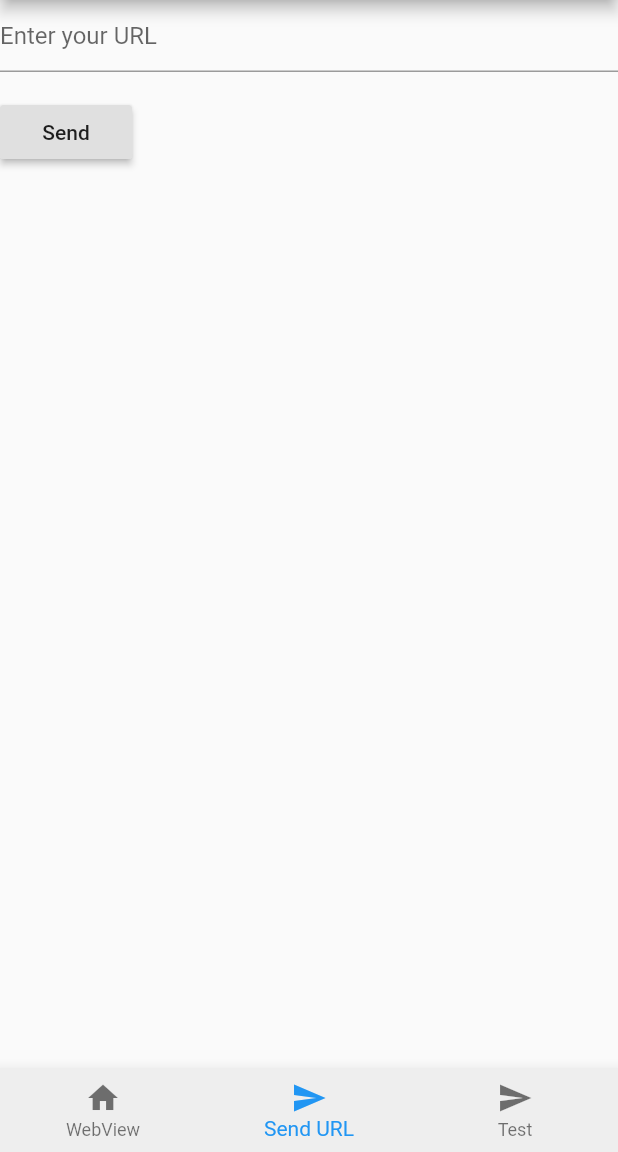
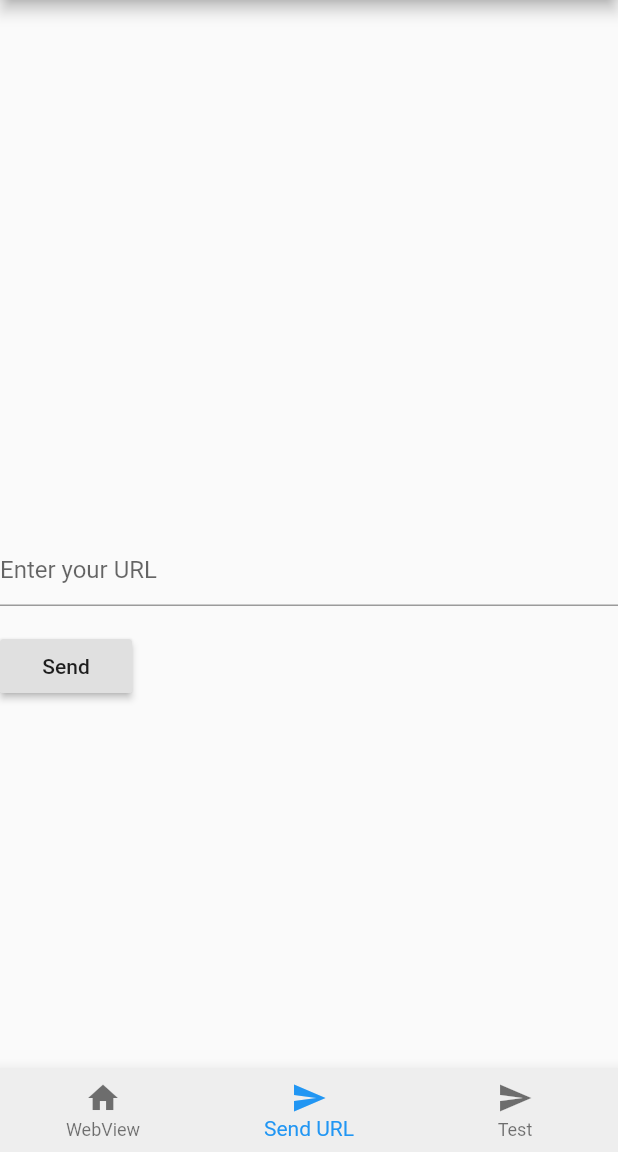
Before and after one commit to luanaBanana/o2_services, a Flutter app: the screen it shows after launch, item 2 of the bottom bar chosen, on a phone screen of 412 x 824 dp, the part 84-1236 px from its top. Run offline on Flutter 3.47's test engine with Material 2 defaults, Android fonts, the phone set to English and light mode, and no system bars; our stand-ins replace firebase_messaging, webview_flutter; accounts and stored records are empty.

Commit message:
pixel overflow

```diff
--- a/lib/main.dart
+++ b/lib/main.dart
@@ -58,10 +58,10 @@ class _MyAppState extends State<MyApp> {
         ),
         body: Column(
           children: [
-            /*Flexible(
+            Flexible(
               flex: 1,
               child: FirebaseMessagingWidget(buttonClicked),
-            ),*/
+            ),
             Flexible(
               flex: 1,
               child: _pageOptions[_currentIndex],
--- a/lib/sendNotificationView.dart
+++ b/lib/sendNotificationView.dart
@@ -85,7 +85,6 @@ class SendNotificationView extends StatelessWidget {
 
                 },
 
-                controller: _teController,
               ),
               Padding(
                 padding: const EdgeInsets.symmetric(vertical: 16.0),
```
